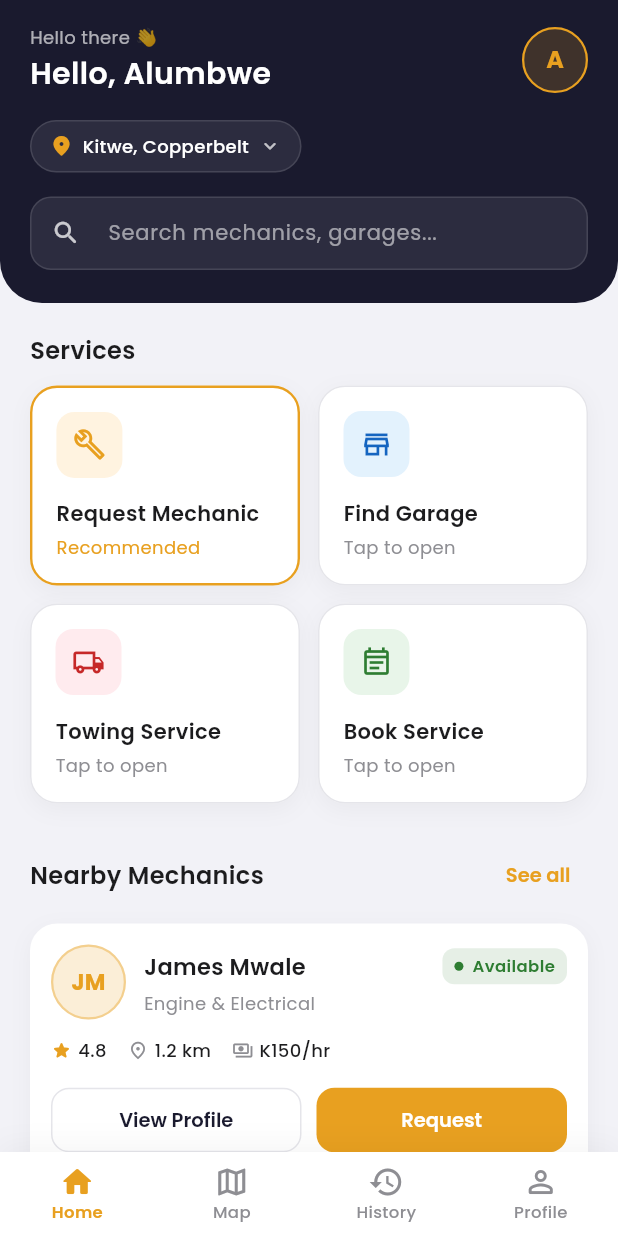
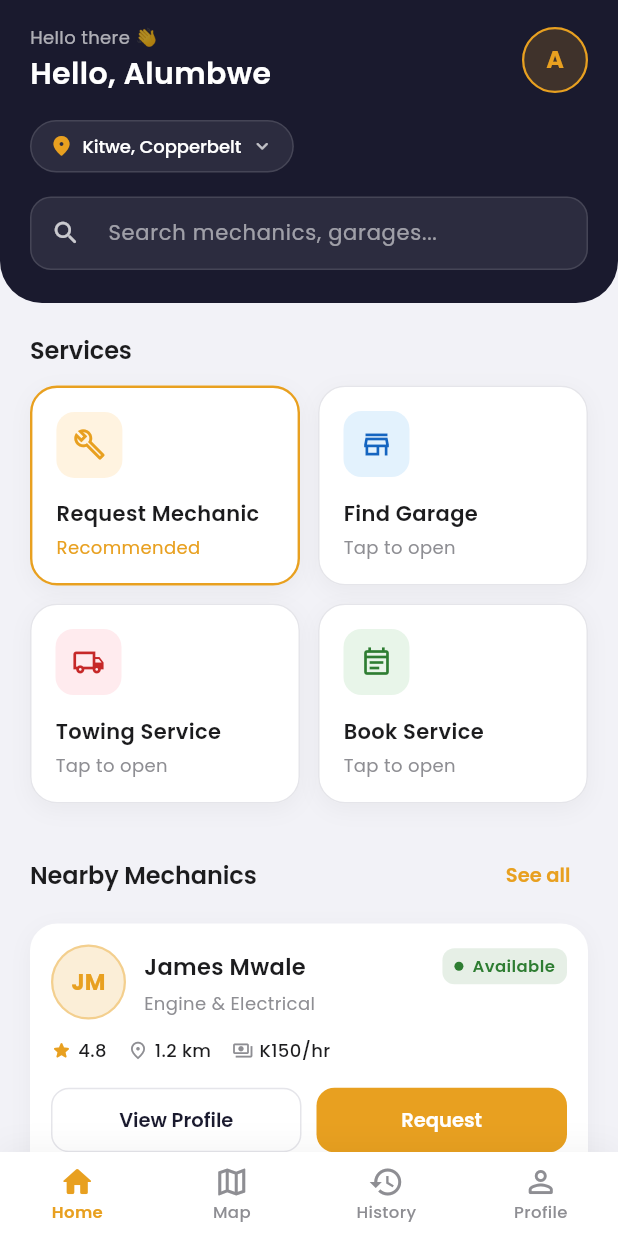
Before and after one commit to alumbwe1/fixa, a Flutter app: the HomeScreen screen opened by its route, on a phone screen of 412 x 824 dp. Run offline on Flutter 3.47's test engine with Material 3 defaults, Android fonts, the phone set to English and light mode, and no system bars; our stand-ins replace cached_network_image, go_router, google_fonts, shimmer.

Commit message:
using appstyle for text style

```diff
--- /dev/null
+++ b/lib/core/constants/app_style.dart
@@ -0,0 +1,9 @@
+import 'package:flutter/material.dart';
+import 'package:google_fonts/google_fonts.dart';
+
+TextStyle appStyle(double size, Color color, FontWeight fw) =>
+    GoogleFonts.poppins(
+      fontSize: size,
+      color: color,
+      fontWeight: fw,
+    ).copyWith(letterSpacing: -0.05);
--- a/lib/features/home/screens/home_screen.dart
+++ b/lib/features/home/screens/home_screen.dart
@@ -1,3 +1,4 @@
+import 'package:fixa/core/constants/app_style.dart';
 import 'package:flutter/material.dart';
 import 'package:go_router/go_router.dart';
 import 'package:google_fonts/google_fonts.dart';
@@ -185,11 +186,7 @@ class _HomeScreenState extends State<HomeScreen>
         Expanded(
           child: Text(
             title,
-            style: GoogleFonts.poppins(
-              fontSize: 16,
-              fontWeight: FontWeight.w600,
-              color: AppColors.textPrimary,
-            ),
+            style: appStyle(16, AppColors.textPrimary, FontWeight.w600),
           ),
         ),
         ?trailing,
@@ -280,11 +277,7 @@ class _LocationChip extends StatelessWidget {
           const SizedBox(width: 6),
           Text(
             AppStrings.location,
-            style: GoogleFonts.poppins(
-              fontSize: 12,
-              fontWeight: FontWeight.w500,
-              color: Colors.white,
-            ),
+            style: appStyle(12, Colors.white, FontWeight.w500),
           ),
           const SizedBox(width: 6),
           Icon(
```
